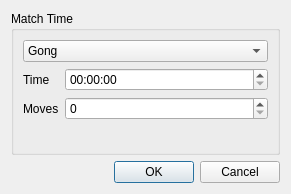
The window that src/dialogs/matchparameterdlg.ui (madnight/chessx) describes before a commit, drawn with Qt 5.
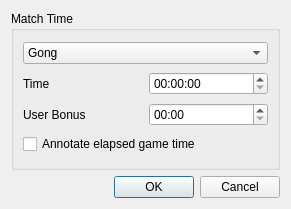
The same window after the commit.

Commit message: New Feature: Game matches with sudden death timing

Diff of the .ui file:
```diff
--- a/src/dialogs/matchparameterdlg.ui
+++ b/src/dialogs/matchparameterdlg.ui
@@ -7,7 +7,7 @@
     <x>0</x>
     <y>0</y>
     <width>291</width>
-    <height>194</height>
+    <height>209</height>
    </rect>
   </property>
   <property name="windowTitle">
@@ -35,29 +35,48 @@
        </widget>
       </item>
       <item>
-       <layout class="QFormLayout" name="formLayout">
-        <item row="0" column="0">
+       <layout class="QHBoxLayout" name="horizontalLayout">
+        <item>
          <widget class="QLabel" name="labelTime">
           <property name="text">
            <string>Time</string>
           </property>
          </widget>
         </item>
-        <item row="1" column="0">
-         <widget class="QLabel" name="labelMoves">
+        <item>
+         <widget class="QTimeEdit" name="baseTime">
+          <property name="displayFormat">
+           <string notr="true">HH:mm:ss</string>
+          </property>
+         </widget>
+        </item>
+       </layout>
+      </item>
+      <item>
+       <layout class="QHBoxLayout" name="horizontalLayout_2">
+        <item>
+         <widget class="QLabel" name="labelBonus">
           <property name="text">
-           <string>Moves</string>
+           <string>User Bonus</string>
           </property>
          </widget>
         </item>
-        <item row="1" column="1">
-         <widget class="QSpinBox" name="moveToDo"/>
-        </item>
-        <item row="0" column="1">
-         <widget class="QTimeEdit" name="baseTime"/>
+        <item>
+         <widget class="QTimeEdit" name="timeBonus">
+          <property name="displayFormat">
+           <string>mm:ss</string>
+          </property>
+         </widget>
         </item>
        </layout>
       </item>
+      <item>
+       <widget class="QCheckBox" name="annotateEgt">
+        <property name="text">
+         <string>Annotate elapsed game time</string>
+        </property>
+       </widget>
+      </item>
      </layout>
     </widget>
    </item>
```
Left out of the diff: 6 changed lines with no effect on the pictures. The commit also changes 14 other files.
